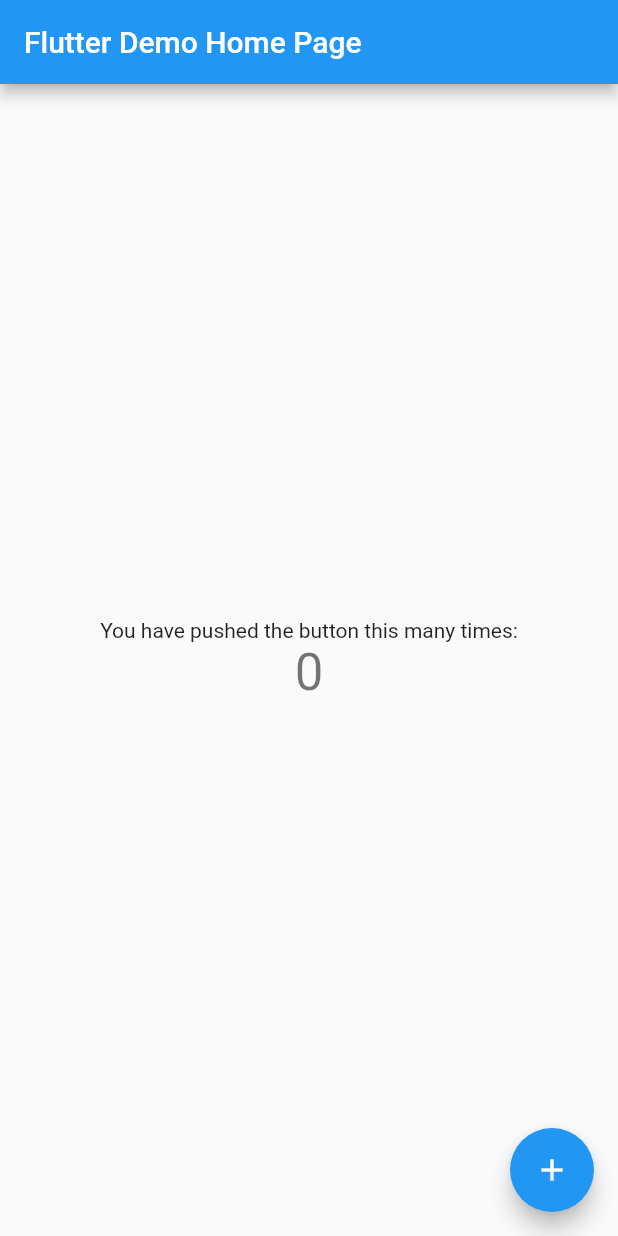
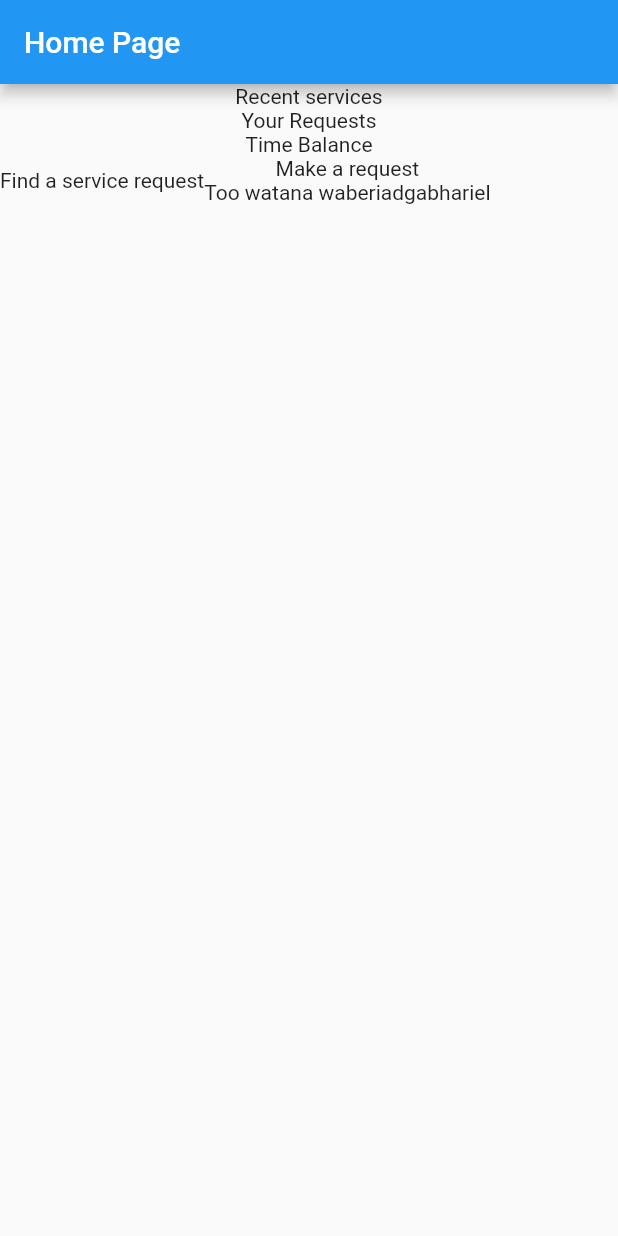
Before and after one commit to de-timebank/frontend, a Flutter app: the screen it shows after launch, on a phone screen of 412 x 824 dp. Run offline on Flutter 3.47's test engine with Material 2 defaults, Android fonts, the phone set to English and light mode, and no system bars.

Commit message:
add text widget

```diff
--- a/lib/main.dart
+++ b/lib/main.dart
@@ -6,43 +6,20 @@ void main() {
 
 class MyApp extends StatelessWidget {
   const MyApp({Key? key}) : super(key: key);
-
-  // This widget is the root of your application.
   @override
   Widget build(BuildContext context) {
     return MaterialApp(
-      title: 'Flutter Demo',
+      title: 'Time Bank Blockchain',
       theme: ThemeData(
-        // This is the theme of your application.
-        //
-        // Try running your application with "flutter run". You'll see the
-        // application has a blue toolbar. Then, without quitting the app, try
-        // changing the primarySwatch below to Colors.green and then invoke
-        // "hot reload" (press "r" in the console where you ran "flutter run",
-        // or simply save your changes to "hot reload" in a Flutter IDE).
-        // Notice that the counter didn't reset back to zero; the application
-        // is not restarted.
         primarySwatch: Colors.blue,
       ),
-      home: const MyHomePage(title: 'Flutter Demo Home Page'),
+      home: MyHomePage(),
     );
   }
 }
 
 class MyHomePage extends StatefulWidget {
-  const MyHomePage({Key? key, required this.title}) : super(key: key);
-
-  // This widget is the home page of your application. It is stateful, meaning
-  // that it has a State object (defined below) that contains fields that affect
-  // how it looks.
-
-  // This class is the configuration for the state. It holds the values (in this
-  // case the title) provided by the parent (in this case the App widget) and
-  // used by the build method of the State. Fields in a Widget subclass are
-  // always marked "final".
-
-  final String title;
-
+  const MyHomePage({Key? key}) : super(key: key);
   @override
   State<MyHomePage> createState() => _MyHomePageState();
 }
@@ -52,64 +29,31 @@ class _MyHomePageState extends State<MyHomePage> {
 
   void _incrementCounter() {
     setState(() {
-      // This call to setState tells the Flutter framework that something has
-      // changed in this State, which causes it to rerun the build method below
-      // so that the display can reflect the updated values. If we changed
-      // _counter without calling setState(), then the build method would not be
-      // called again, and so nothing would appear to happen.
       _counter++;
     });
   }
 
   @override
   Widget build(BuildContext context) {
-    // This method is rerun every time setState is called, for instance as done
-    // by the _incrementCounter method above.
-    //
-    // The Flutter framework has been optimized to make rerunning build methods
-    // fast, so that you can just rebuild anything that needs updating rather
-    // than having to individually change instances of widgets.
     return Scaffold(
-      appBar: AppBar(
-        // Here we take the value from the MyHomePage object that was created by
-        // the App.build method, and use it to set our appbar title.
-        title: Text(widget.title),
-      ),
-      body: Center(
-        // Center is a layout widget. It takes a single child and positions it
-        // in the middle of the parent.
-        child: Column(
-          // Column is also a layout widget. It takes a list of children and
-          // arranges them vertically. By default, it sizes itself to fit its
-          // children horizontally, and tries to be as tall as its parent.
-          //
-          // Invoke "debug painting" (press "p" in the console, choose the
-          // "Toggle Debug Paint" action from the Flutter Inspector in Android
-          // Studio, or the "Toggle Debug Paint" command in Visual Studio Code)
-          // to see the wireframe for each widget.
-          //
-          // Column has various properties to control how it sizes itself and
-          // how it positions its children. Here we use mainAxisAlignment to
-          // center the children vertically; the main axis here is the vertical
-          // axis because Columns are vertical (the cross axis would be
-          // horizontal).
-          mainAxisAlignment: MainAxisAlignment.center,
-          children: <Widget>[
-            const Text(
-              'You have pushed the button this many times:',
-            ),
-            Text(
-              '$_counter',
-              style: Theme.of(context).textTheme.headline4,
-            ),
+        appBar: AppBar(
+          title: Text('Home Page'),
+        ),
+        body: Column(
+          children: [
+            Text('Recent services'),
+            Text('Your Requests'),
+            Text('Time Balance'),
+            Row(children: [
+              Text('Find a service request'),
+              Column(
+                children: [
+                  Text('Make a request'),
+                  Text('Too watana waberiadgabhariel'),
+                ],
+              ),
+            ])
           ],
-        ),
-      ),
-      floatingActionButton: FloatingActionButton(
-        onPressed: _incrementCounter,
-        tooltip: 'Increment',
-        child: const Icon(Icons.add),
-      ), // This trailing comma makes auto-formatting nicer for build methods.
-    );
+        ));
   }
 }
```
